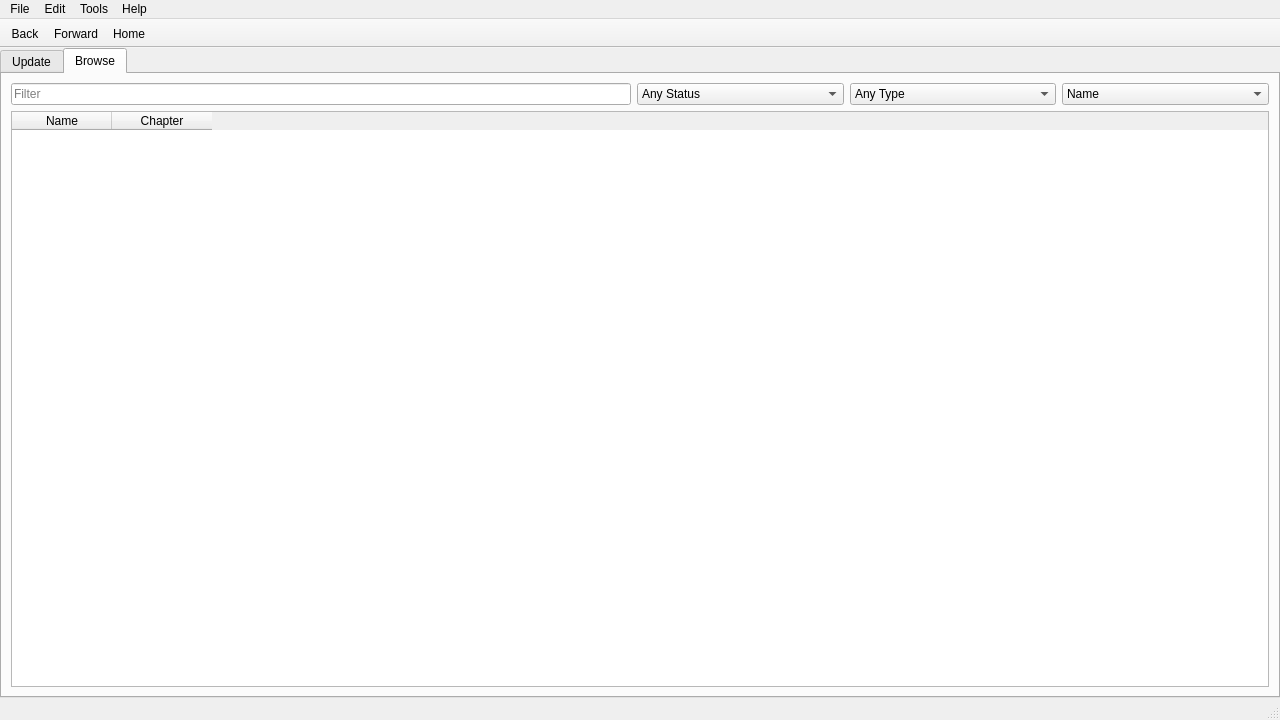
First picture: the form in src/UI/MainWindow/MainWindow.ui, repository NikolaRoev/Tracker, before the edit.
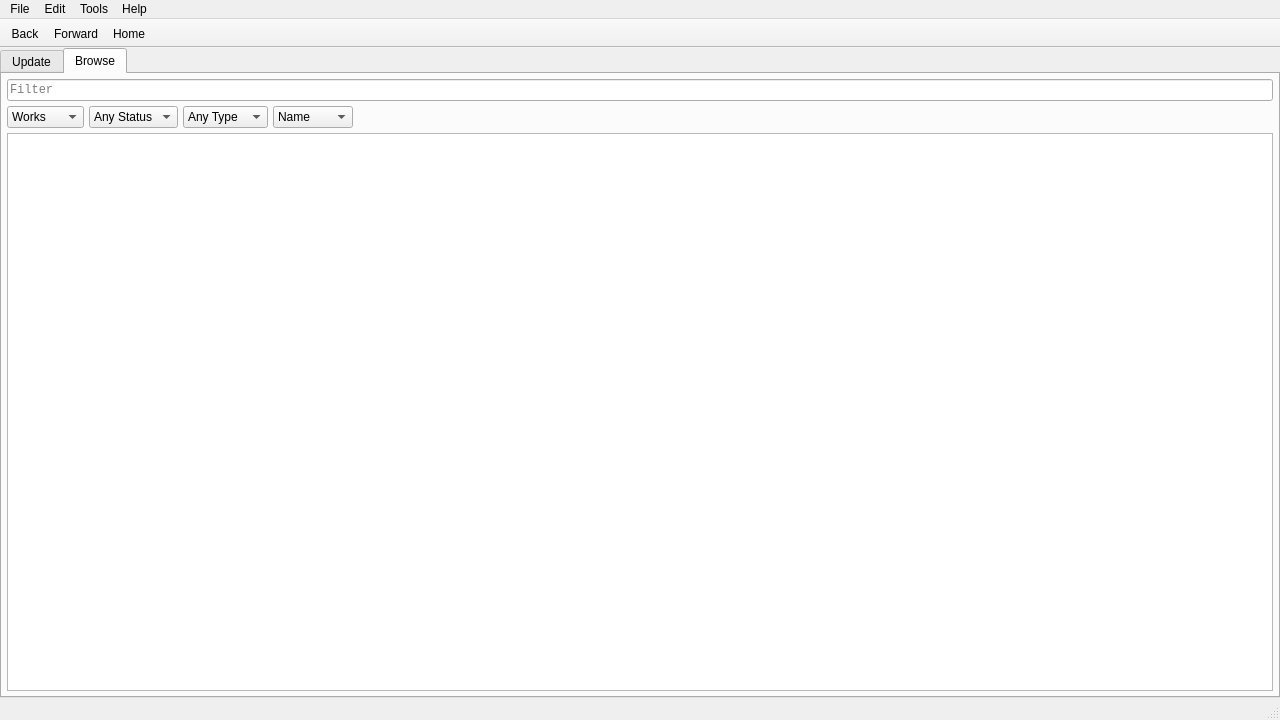
Second picture: the form after the edit. Icons and pictures are not drawn.

Commit message: Setup the Browse tab.

```diff
--- a/src/UI/MainWindow/MainWindow.ui
+++ b/src/UI/MainWindow/MainWindow.ui
@@ -166,22 +166,68 @@
             <string>Browse</string>
            </attribute>
            <layout class="QHBoxLayout" name="horizontalLayout_2" stretch="1">
+            <property name="spacing">
+             <number>5</number>
+            </property>
+            <property name="leftMargin">
+             <number>5</number>
+            </property>
+            <property name="topMargin">
+             <number>5</number>
+            </property>
+            <property name="rightMargin">
+             <number>5</number>
+            </property>
+            <property name="bottomMargin">
+             <number>5</number>
+            </property>
             <item>
              <layout class="QVBoxLayout" name="verticalLayout_1">
+              <property name="spacing">
+               <number>5</number>
+              </property>
               <item>
-               <layout class="QHBoxLayout" name="horizontalLayout" stretch="3,1,1,1">
+               <widget class="QLineEdit" name="browseLineEdit">
+                <property name="enabled">
+                 <bool>true</bool>
+                </property>
+                <property name="font">
+                 <font>
+                  <family>Consolas</family>
+                 </font>
+                </property>
+                <property name="placeholderText">
+                 <string>Filter</string>
+                </property>
+               </widget>
+              </item>
+              <item>
+               <layout class="QHBoxLayout" name="horizontalLayout" stretch="0,1,1,1,99">
+                <property name="spacing">
+                 <number>5</number>
+                </property>
                 <item>
-                 <widget class="QLineEdit" name="worksFilterLineEdit">
-                  <property name="enabled">
-                   <bool>true</bool>
-                  </property>
-                  <property name="placeholderText">
-                   <string>Filter</string>
-                  </property>
+                 <widget class="QComboBox" name="whatComboBox">
+                  <item>
+                   <property name="text">
+                    <string>Works</string>
+                   </property>
+                  </item>
+                  <item>
+                   <property name="text">
+                    <string>Creators</string>
+                   </property>
+                  </item>
                  </widget>
                 </item>
                 <item>
-                 <widget class="QComboBox" name="worksFilterStatusComboBox">
+                 <widget class="QComboBox" name="statusComboBox">
+                  <property name="sizePolicy">
+                   <sizepolicy hsizetype="Minimum" vsizetype="Fixed">
+                    <horstretch>0</horstretch>
+                    <verstretch>0</verstretch>
+                   </sizepolicy>
+                  </property>
                   <property name="currentIndex">
                    <number>0</number>
                   </property>
@@ -203,7 +249,13 @@
                  </widget>
                 </item>
                 <item>
-                 <widget class="QComboBox" name="worksFilterTypeComboBox">
+                 <widget class="QComboBox" name="typeComboBox">
+                  <property name="sizePolicy">
+                   <sizepolicy hsizetype="Minimum" vsizetype="Fixed">
+                    <horstretch>0</horstretch>
+                    <verstretch>0</verstretch>
+                   </sizepolicy>
+                  </property>
                   <item>
                    <property name="text">
                     <string>Any Type</string>
@@ -227,7 +279,13 @@
                  </widget>
                 </item>
                 <item>
-                 <widget class="QComboBox" name="worksFilterByComboBox">
+                 <widget class="QComboBox" name="byComboBox">
+                  <property name="sizePolicy">
+                   <sizepolicy hsizetype="Minimum" vsizetype="Fixed">
+                    <horstretch>0</horstretch>
+                    <verstretch>0</verstretch>
+                   </sizepolicy>
+                  </property>
                   <property name="currentIndex">
                    <number>0</number>
                   </property>
@@ -253,6 +311,22 @@
                   </item>
                  </widget>
                 </item>
+                <item>
+                 <spacer name="horizontalSpacer">
+                  <property name="orientation">
+                   <enum>Qt::Horizontal</enum>
+                  </property>
+                  <property name="sizeType">
+                   <enum>QSizePolicy::Minimum</enum>
+                  </property>
+                  <property name="sizeHint" stdset="0">
+                   <size>
+                    <width>40</width>
+                    <height>20</height>
+                   </size>
+                  </property>
+                 </spacer>
+                </item>
                </layout>
               </item>
               <item>
@@ -260,6 +334,11 @@
                 <property name="contextMenuPolicy">
                  <enum>Qt::CustomContextMenu</enum>
                 </property>
+                <property name="styleSheet">
+                 <string notr="true">QTableView {
+	font: 9pt &quot;Consolas&quot;;
+}</string>
+                </property>
                 <property name="editTriggers">
                  <set>QAbstractItemView::NoEditTriggers</set>
                 </property>
@@ -272,28 +351,15 @@
                 <property name="showGrid">
                  <bool>false</bool>
                 </property>
-                <property name="gridStyle">
-                 <enum>Qt::NoPen</enum>
-                </property>
                 <property name="cornerButtonEnabled">
                  <bool>false</bool>
                 </property>
-                <attribute name="verticalHeaderVisible">
+                <attribute name="horizontalHeaderHighlightSections">
                  <bool>false</bool>
                 </attribute>
                 <attribute name="verticalHeaderHighlightSections">
                  <bool>false</bool>
                 </attribute>
-                <column>
-                 <property name="text">
-                  <string>Name</string>
-                 </property>
-                </column>
-                <column>
-                 <property name="text">
-                  <string>Chapter</string>
-                 </property>
-                </column>
                </widget>
               </item>
              </layout>
```
Left out of the diff: 16 changed lines with no effect on the pictures. The commit also changes 4 other files.
